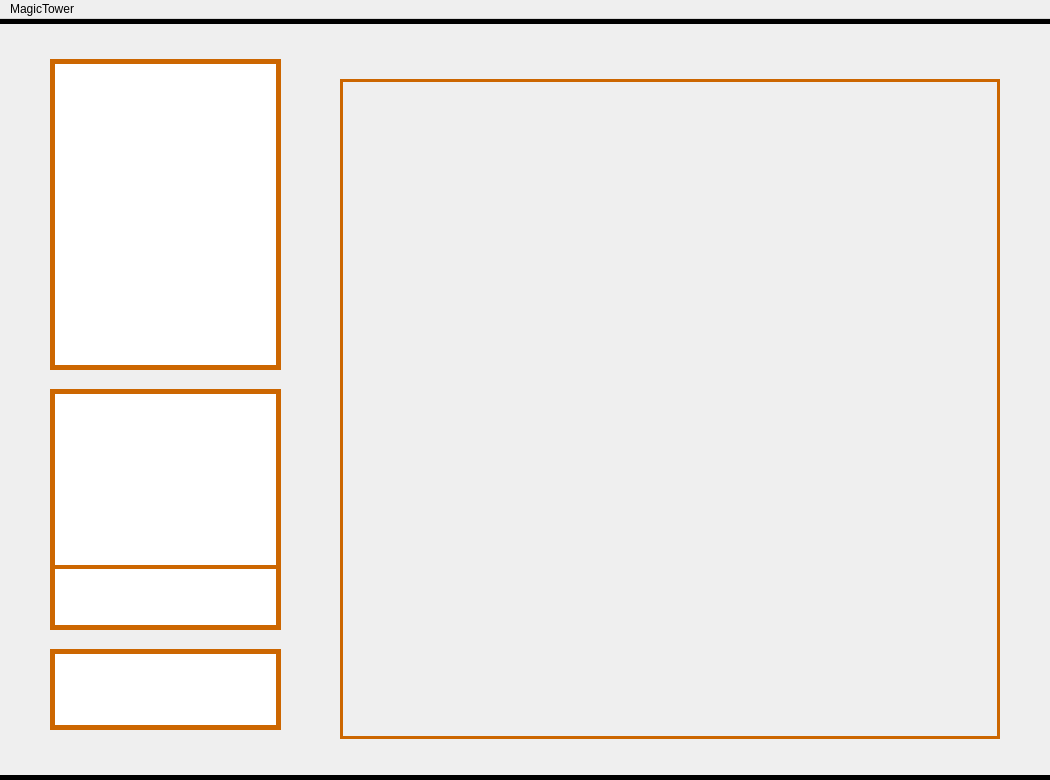
The window that view/mainwindow.ui (ZSYTY/magic-tower) describes before a commit, drawn with Qt 5.
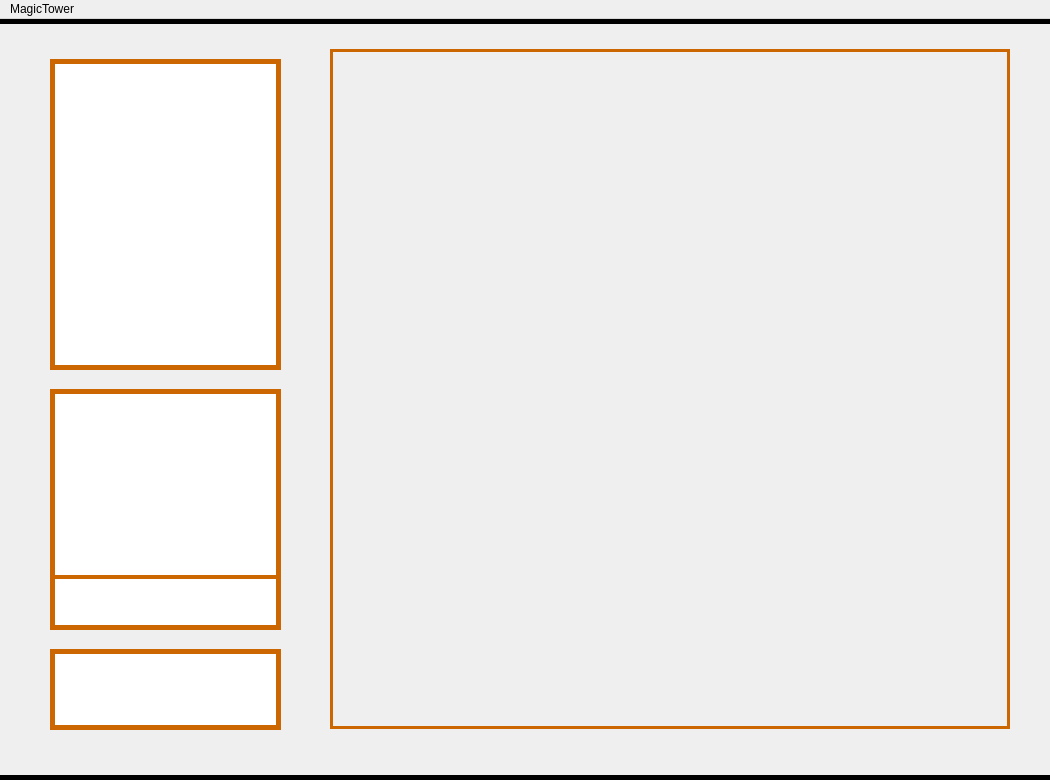
The same window after the commit. Icons and pictures are not drawn. Custom widgets are drawn as their Qt base class.

Diff of the .ui file:
```diff
--- a/view/mainwindow.ui
+++ b/view/mainwindow.ui
@@ -23,10 +23,10 @@
    <widget class="MagicMap" name="mapWidget" native="true">
     <property name="geometry">
      <rect>
-      <x>340</x>
-      <y>60</y>
-      <width>660</width>
-      <height>660</height>
+      <x>330</x>
+      <y>30</y>
+      <width>680</width>
+      <height>680</height>
      </rect>
     </property>
     <property name="font">
@@ -77,15 +77,15 @@
       <x>50</x>
       <y>370</y>
       <width>231</width>
-      <height>181</height>
+      <height>191</height>
      </rect>
     </property>
     <property name="font">
      <font>
-      <family>Microsoft YaHei</family>
-      <pointsize>14</pointsize>
-      <weight>75</weight>
-      <bold>true</bold>
+      <family>微软雅黑</family>
+      <pointsize>20</pointsize>
+      <weight>50</weight>
+      <bold>false</bold>
      </font>
     </property>
     <property name="styleSheet">
@@ -97,13 +97,14 @@
     <property name="geometry">
      <rect>
       <x>50</x>
-      <y>550</y>
+      <y>560</y>
       <width>231</width>
-      <height>61</height>
+      <height>51</height>
      </rect>
     </property>
     <property name="font">
      <font>
+      <family>微软雅黑</family>
       <pointsize>14</pointsize>
       <weight>75</weight>
       <bold>true</bold>
```
Left out of the diff: 8 changed lines with no effect on the pictures.
